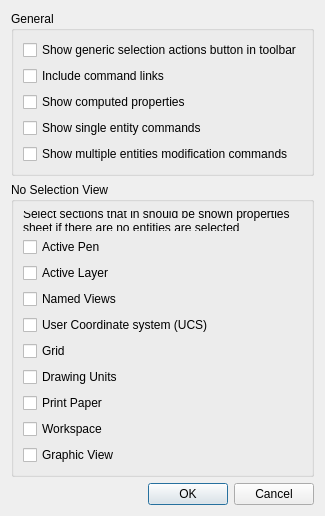
This is librecad/src/ui/dock_widgets/property_sheet/lc_dlg_propertysheet_widget_options.ui in sand1024/LibreCAD as Qt 5 draws it before an edit. The edited form follows.
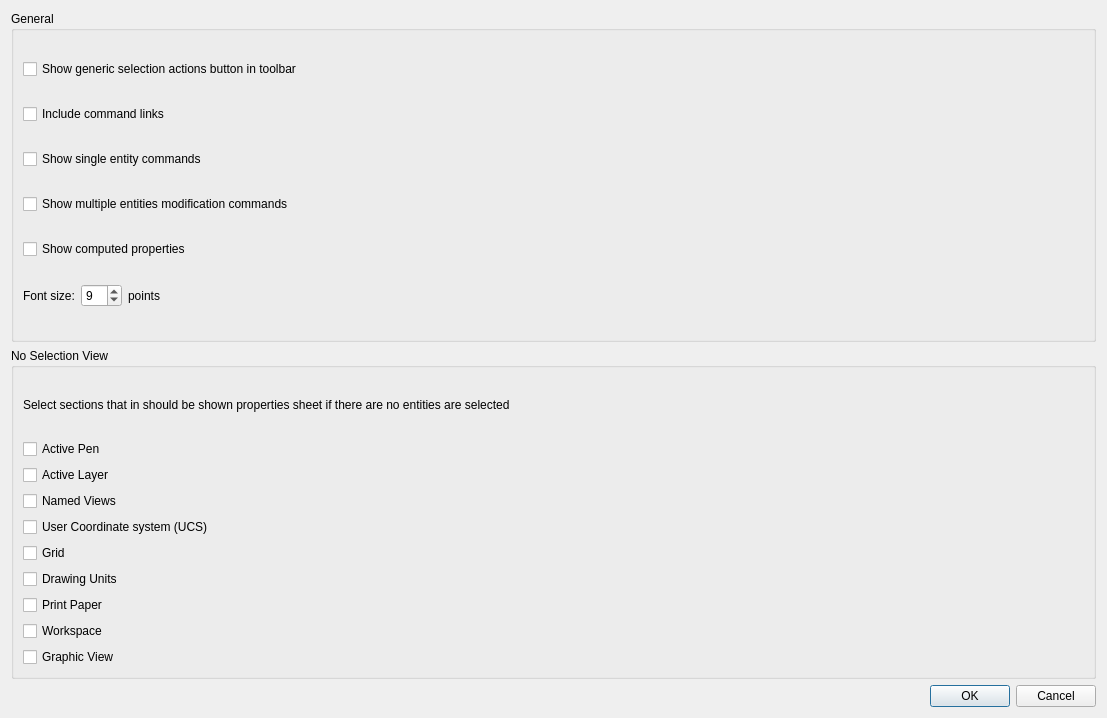
This is the edited form.

Commit message: support of setting font size for properties sheet

The edit to the form file:
```diff
--- a/librecad/src/ui/dock_widgets/property_sheet/lc_dlg_propertysheet_widget_options.ui
+++ b/librecad/src/ui/dock_widgets/property_sheet/lc_dlg_propertysheet_widget_options.ui
@@ -6,8 +6,8 @@
    <rect>
     <x>0</x>
     <y>0</y>
-    <width>316</width>
-    <height>516</height>
+    <width>1107</width>
+    <height>718</height>
    </rect>
   </property>
   <property name="windowTitle">
@@ -139,7 +139,7 @@
       <string>General</string>
      </property>
      <layout class="QGridLayout" name="gridLayout_3">
-      <item row="2" column="0">
+      <item row="5" column="0" colspan="4">
        <widget class="QCheckBox" name="cbShowComputed">
         <property name="toolTip">
          <string>If enabled, computed properties for entities will be also shown (if any exists)</string>
@@ -149,7 +149,40 @@
         </property>
        </widget>
       </item>
-      <item row="1" column="0">
+      <item row="6" column="0">
+       <widget class="QLabel" name="label_2">
+        <property name="text">
+         <string>Font size:</string>
+        </property>
+       </widget>
+      </item>
+      <item row="6" column="1">
+       <widget class="QSpinBox" name="sbFontSize">
+        <property name="toolTip">
+         <string>Size of the font, in points, that is used by properties sheet</string>
+        </property>
+        <property name="minimum">
+         <number>5</number>
+        </property>
+        <property name="maximum">
+         <number>20</number>
+        </property>
+        <property name="value">
+         <number>9</number>
+        </property>
+       </widget>
+      </item>
+      <item row="0" column="0" colspan="4">
+       <widget class="QCheckBox" name="cbDuplicateSelectionAction">
+        <property name="toolTip">
+         <string>If enabled, generic selection-related actions will be included into the widget toolbar</string>
+        </property>
+        <property name="text">
+         <string>Show generic selection actions button in toolbar</string>
+        </property>
+       </widget>
+      </item>
+      <item row="1" column="0" colspan="4">
        <widget class="QCheckBox" name="cbShowLinks">
         <property name="toolTip">
          <string>If enabled, property sheet will include links to command actions, that are relevant to specific properties or sections</string>
@@ -159,17 +192,7 @@
         </property>
        </widget>
       </item>
-      <item row="3" column="0">
-       <widget class="QCheckBox" name="cbShowSingelEntityCommands">
-        <property name="toolTip">
-         <string>If selected, in case there is only on entity in sheet, the list for commands that are relevant for entity will be shown (if any applicable).</string>
-        </property>
-        <property name="text">
-         <string>Show single entity commands</string>
-        </property>
-       </widget>
-      </item>
-      <item row="4" column="0">
+      <item row="4" column="0" colspan="4">
        <widget class="QCheckBox" name="cbShowMultipleEntitiesCommands">
         <property name="toolTip">
          <string>If selected, if there is one or more entities selected, the list of entity set modification commands will be shown (if any applicable).</string>
@@ -179,13 +202,33 @@
         </property>
        </widget>
       </item>
-      <item row="0" column="0">
-       <widget class="QCheckBox" name="cbDuplicateSelectionAction">
+      <item row="6" column="3">
+       <spacer name="horizontalSpacer">
+        <property name="orientation">
+         <enum>Qt::Horizontal</enum>
+        </property>
+        <property name="sizeHint" stdset="0">
+         <size>
+          <width>0</width>
+          <height>0</height>
+         </size>
+        </property>
+       </spacer>
+      </item>
+      <item row="3" column="0" colspan="4">
+       <widget class="QCheckBox" name="cbShowSingelEntityCommands">
         <property name="toolTip">
          <string>If enabled, generic selection-related actions will be included into the widget toolbar</string>
         </property>
         <property name="text">
-         <string>Show generic selection actions button in toolbar</string>
+         <string>Show single entity commands</string>
+        </property>
+       </widget>
+      </item>
+      <item row="6" column="2">
+       <widget class="QLabel" name="label_3">
+        <property name="text">
+         <string>points</string>
         </property>
        </widget>
       </item>
```
Left out of the diff: 6 changed lines with no effect on the pictures. The commit also changes 52 other files.
